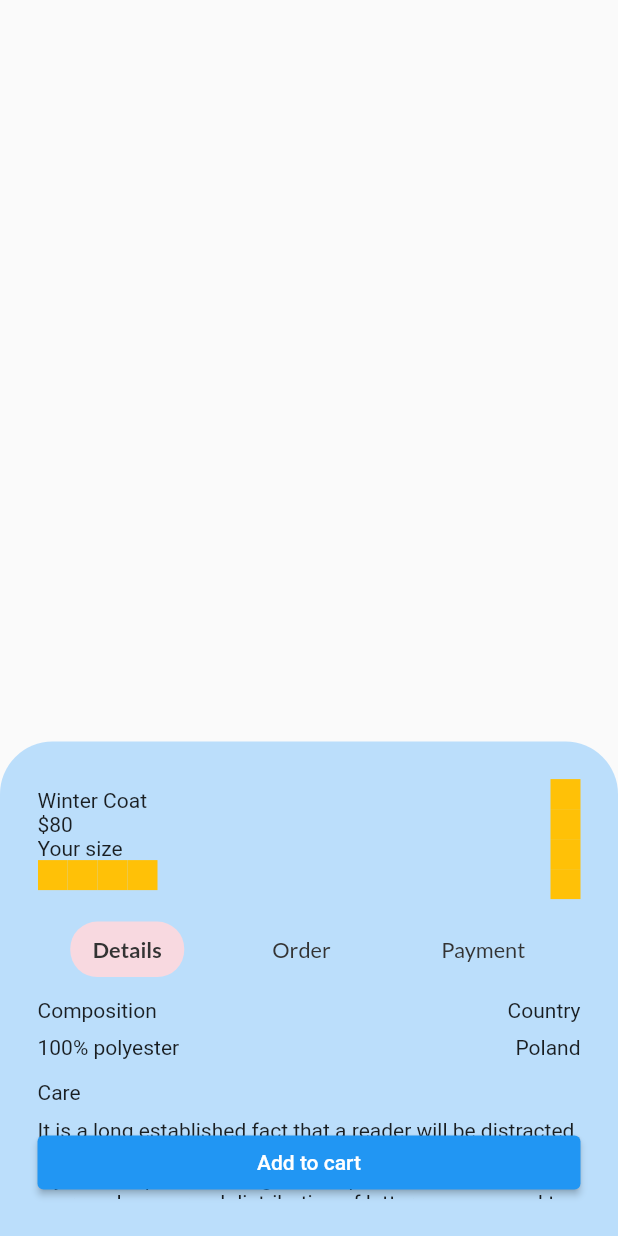
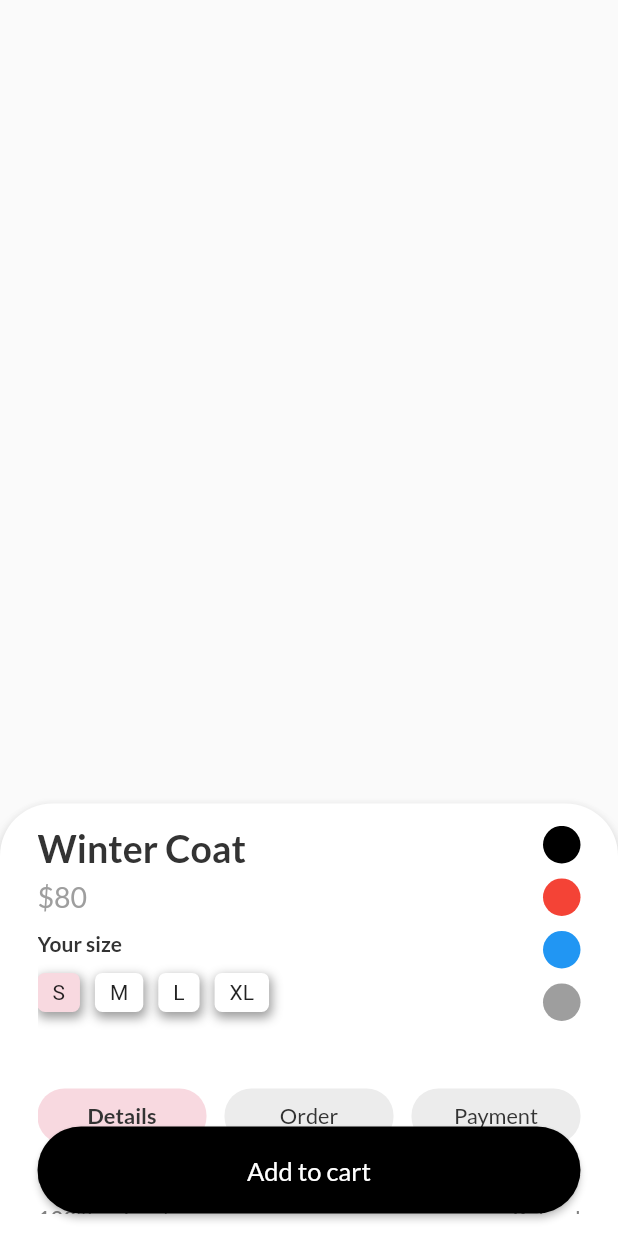
Before and after one commit to HemlockBane/purrweb-ecommerce-ui, a Flutter app: the screen it shows after launch, on a phone screen of 412 x 824 dp. Run offline on Flutter 3.47's test engine with Material 2 defaults, Android fonts, the phone set to English and light mode, and no system bars; our stand-ins replace google_fonts.

Commit message:
Style sheet contents

```diff
--- a/lib/main.dart
+++ b/lib/main.dart
@@ -27,19 +27,31 @@ class BottomSheetExperiment2 extends StatefulWidget {
 
 class _BottomSheetExperiment2State extends State<BottomSheetExperiment2> {
   final tabItems = ["Details", "Order", "Payment"];
+  final sizes = ["S", "M", "L", "XL"];
+  final colors = [Colors.black, Colors.red, Colors.blue, Colors.grey];
+  final loremIpsum =
+      "It is a long established fact that a reader will be distracted by the readable content of a page when looking at its layout. The point of using Lorem Ipsum is that it has a more-or-less normal distribution of letters, as opposed to using 'Content here, content here', making it look like readable English. Many desktop publishing packages and web page editors now use Lorem Ipsum as their default model text, and a search for 'lorem ipsum' will uncover many web sites still in their infancy. Various versions have evolved over the years, sometimes by accident, sometimes on purpose (injected humour and the like).";
+
   var selectedTabIdx = 0;
+  var selectedSizeIdx = 0;
+  var selectedColorIdx = 0;
   @override
   Widget build(BuildContext context) {
     return Scaffold(
       body: DraggableScrollableSheet(
-          initialChildSize: 0.4,
-          minChildSize: 0.4,
+          initialChildSize: 0.35,
+          minChildSize: 0.35,
           maxChildSize: 0.68,
           builder: (BuildContext context, ScrollController scrollController) {
-            return Container(
-              padding: EdgeInsets.symmetric(horizontal: 25, vertical: 25),
+            return Card(
+              margin: EdgeInsets.zero,
+              shape: RoundedRectangleBorder(
+                  borderRadius:
+                      BorderRadius.vertical(top: Radius.circular(35))),
+              elevation: 5,
+              child: Container(
+                padding: EdgeInsets.symmetric(horizontal: 25, vertical: 15),
                 decoration: BoxDecoration(
-                color: Colors.blue[100],
                   borderRadius: BorderRadius.vertical(
                     top: Radius.circular(35),
                   ),
@@ -50,79 +62,117 @@ class _BottomSheetExperiment2State extends State<BottomSheetExperiment2> {
                       controller: scrollController,
                       children: [
                         Row(
+                          crossAxisAlignment: CrossAxisAlignment.start,
                           children: [
                             Expanded(
                               child: Column(
                                 crossAxisAlignment: CrossAxisAlignment.start,
+                                mainAxisAlignment: MainAxisAlignment.start,
                                 children: [
-                                Text('Winter Coat'),
-                                Text('\$80'),
-                                Text('Your size'),
+                                  Text(
+                                    'Winter Coat',
+                                    style: textStyle(context,
+                                        fontSize: 25,
+                                        fontWeight: FontWeight.bold),
+                                  ),
+                                  SizedBox(
+                                    height: 6,
+                                  ),
+                                  Text(
+                                    '\$80',
+                                    style: textStyle(context,
+                                        color: Colors.grey, fontSize: 19),
+                                  ),
+                                  SizedBox(
+                                    height: 11,
+                                  ),
+                                  Text(
+                                    'Your size',
+                                    style: textStyle(context,
+                                        fontSize: 14,
+                                        fontWeight: FontWeight.bold),
+                                  ),
+                                  SizedBox(
+                                    height: 11,
+                                  ),
                                   Row(
                                     children: [
-                                    Container(
-                                      height: 20,
-                                      width: 20,
-                                      color: Colors.amber,
+                                      for (var idx = 0;
+                                          idx < sizes.length;
+                                          idx++) ...[
+                                        GestureDetector(
+                                          onTap: () {
+                                            setState(() {
+                                              selectedSizeIdx = idx;
+                                            });
+                                          },
+                                          child: Container(
+                                            decoration: BoxDecoration(
+                                              color: idx == selectedSizeIdx
+                                                  ? AppTheme.pink
+                                                  : Colors.white,
+                                              borderRadius: BorderRadius.all(
+                                                  Radius.circular(5.0)),
+                                              boxShadow: [
+                                                BoxShadow(
+                                                    color: Colors.grey,
+                                                    offset: Offset(1.0, 3.0),
+                                                    blurRadius: 5.0,
+                                                    spreadRadius: 1.0)
+                                              ],
                                             ),
-                                    Container(
-                                      height: 20,
-                                      width: 20,
-                                      color: Colors.amber,
+                                            padding: EdgeInsets.symmetric(
+                                                horizontal: 10, vertical: 5),
+                                            child: Text(sizes[idx]),
                                           ),
-                                    Container(
-                                      height: 20,
-                                      width: 20,
-                                      color: Colors.amber,
                                         ),
-                                    Container(
-                                      height: 20,
-                                      width: 20,
-                                      color: Colors.amber,
+                                        if (idx != sizes.length - 1)
+                                          SizedBox(
+                                            width: 10,
+                                          )
+                                      ]
+                                    ],
                                   ),
-                                  ],
-                                )
                                 ],
                               ),
                             ),
                             Column(
                               children: [
+                                for (var color in colors) ...[
                                   Container(
-                                height: 20,
-                                width: 20,
-                                color: Colors.amber,
+                                    height: 25,
+                                    width: 25,
+                                    decoration: BoxDecoration(
+                                      color: color,
+                                      shape: BoxShape.circle,
                                     ),
-                              Container(
-                                height: 20,
-                                width: 20,
-                                color: Colors.amber,
+                                    padding: EdgeInsets.symmetric(
+                                        horizontal: 10, vertical: 5),
                                   ),
-                              Container(
-                                height: 20,
-                                width: 20,
-                                color: Colors.amber,
-                              ),
-                              Container(
-                                height: 20,
-                                width: 20,
-                                color: Colors.amber,
+                                  if (color != colors[colors.length - 1])
+                                    SizedBox(
+                                      height: 10,
                                     )
+                                ]
                               ],
                             )
                           ],
                         ),
                         SizedBox(
-                        height: 15,
+                          height: 45,
                         ),
                         Row(
-                        mainAxisAlignment: MainAxisAlignment.spaceAround,
-                        children: List.generate(
-                          3,
-                          (int idx) => PillTab(
+                          children: [
+                            for (var idx = 0; idx < tabItems.length; idx++) ...[
+                              Container(
+                                child: Expanded(
+                                  child: PillTab(
                                     context: context,
                                     text: tabItems[idx],
                                     selectedTabIdx: selectedTabIdx,
                                     idx: idx,
+                                    unselectedColor:
+                                        Colors.grey.withOpacity(0.2),
                                     onTap: (int newIdx) {
                                       setState(() {
                                         selectedTabIdx = newIdx;
@@ -131,29 +181,68 @@ class _BottomSheetExperiment2State extends State<BottomSheetExperiment2> {
                                   ),
                                 ),
                               ),
+                              if (idx != tabItems.length - 1)
+                                SizedBox(
+                                  width: 12,
+                                )
+                            ]
+                          ],
+                        ),
                         SizedBox(
                           height: 14,
                         ),
                         Row(
                           mainAxisAlignment: MainAxisAlignment.spaceBetween,
-                        children: [Text("Composition"), Text("Country")],
+                          children: [
+                            Text(
+                              "Composition",
+                              style: textStyle(context,
+                                  fontWeight: FontWeight.bold, fontSize: 15),
+                            ),
+                            Text(
+                              "Country",
+                              style: textStyle(context,
+                                  fontWeight: FontWeight.bold, fontSize: 15),
+                            )
+                          ],
                         ),
                         SizedBox(
                           height: 9,
                         ),
                         Row(
                           mainAxisAlignment: MainAxisAlignment.spaceBetween,
-                        children: [Text("100% polyester"), Text("Poland")],
+                          children: [
+                            Text(
+                              "100% polyester",
+                              style: textStyle(context,
+                                  fontSize: 15, color: AppTheme.grey),
+                            ),
+                            Text(
+                              "Poland",
+                              style: textStyle(context,
+                                  fontSize: 15, color: AppTheme.grey),
+                            )
+                          ],
                         ),
                         SizedBox(
                           height: 14,
                         ),
-                      Text('Care'),
+                        Text(
+                          'Care',
+                          style: textStyle(context,
+                              fontWeight: FontWeight.bold, fontSize: 15),
+                        ),
                         SizedBox(
                           height: 9,
                         ),
                         Text(
-                          "It is a long established fact that a reader will be distracted by the readable content of a page when looking at its layout. The point of using Lorem Ipsum is that it has a more-or-less normal distribution of letters, as opposed to using 'Content here, content here', making it look like readable English. Many desktop publishing packages and web page editors now use Lorem Ipsum as their default model text, and a search for 'lorem ipsum' will uncover many web sites still in their infancy. Various versions have evolved over the years, sometimes by accident, sometimes on purpose (injected humour and the like).")
+                          loremIpsum,
+                          style: textStyle(context,
+                              color: AppTheme.grey, fontSize: 15),
+                        ),
+                        SizedBox(
+                          height: 100,
+                        )
                       ],
                     ),
                     Align(
@@ -161,13 +250,29 @@ class _BottomSheetExperiment2State extends State<BottomSheetExperiment2> {
                       child: Container(
                           width: double.infinity,
                           child: ElevatedButton(
-                        style: ButtonStyle(),
-                        child: Text("Add to cart"),
+                            child: Text(
+                              "Add to cart",
+                              style: textStyle(context,
+                                  fontSize: 17, color: Colors.white),
+                            ),
                             onPressed: () {},
+                            style: ButtonStyle(
+                              padding: MaterialStateProperty.all(
+                                  EdgeInsets.symmetric(vertical: 19)),
+                              backgroundColor:
+                                  MaterialStateProperty.all(Colors.black),
+                              shape: MaterialStateProperty.all(
+                                RoundedRectangleBorder(
+                                  borderRadius: BorderRadius.all(
+                                    Radius.circular(30.0),
                                   ),
                                 ),
+                              ),
+                            ),
+                          )),
                     )
                   ],
+                ),
               ),
             );
           }),
@@ -549,19 +654,21 @@ class _MyHomePageState extends State<MyHomePage> {
 }
 
 class PillTab extends StatelessWidget {
-  const PillTab({
-    Key key,
+  const PillTab(
+      {Key key,
       @required this.context,
       @required this.text,
       @required this.selectedTabIdx,
       @required this.idx,
       @required this.onTap,
-  }) : super(key: key);
+      this.unselectedColor = Colors.transparent})
+      : super(key: key);
 
   final BuildContext context;
   final String text;
   final int selectedTabIdx;
   final int idx;
+  final Color unselectedColor;
   final Function(int p1) onTap;
 
   @override
@@ -572,16 +679,15 @@ class PillTab extends StatelessWidget {
       },
       child: Container(
         padding: EdgeInsets.symmetric(vertical: 10, horizontal: 15),
-        decoration: selectedTabIdx != idx
-            ? null
-            : BoxDecoration(
-                color: AppTheme.pink,
+        decoration: BoxDecoration(
+          color: selectedTabIdx == idx ? AppTheme.pink : unselectedColor,
           borderRadius: BorderRadius.all(
             Radius.circular(18),
           ),
         ),
         child: Text(
           text,
+          textAlign: TextAlign.center,
           style: textStyle(
             context,
             fontSize: 14.5,
```
Lines whose indentation alone changed are shown as unchanged.
